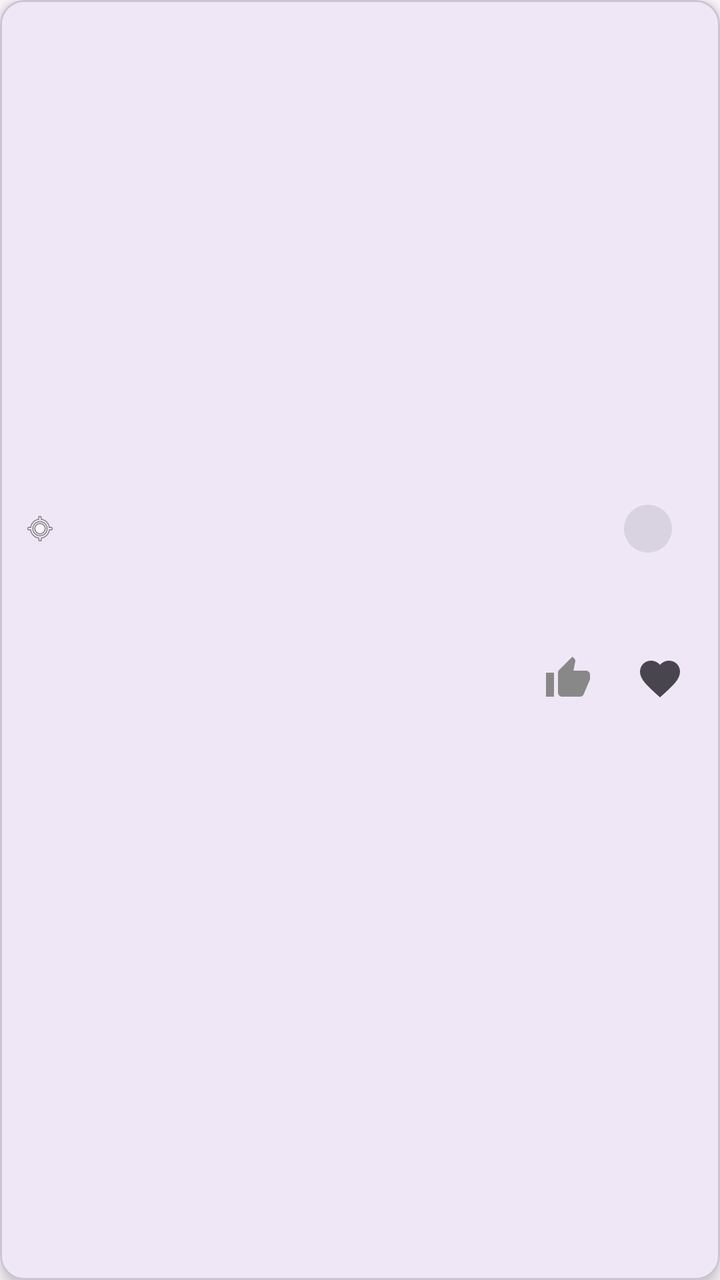
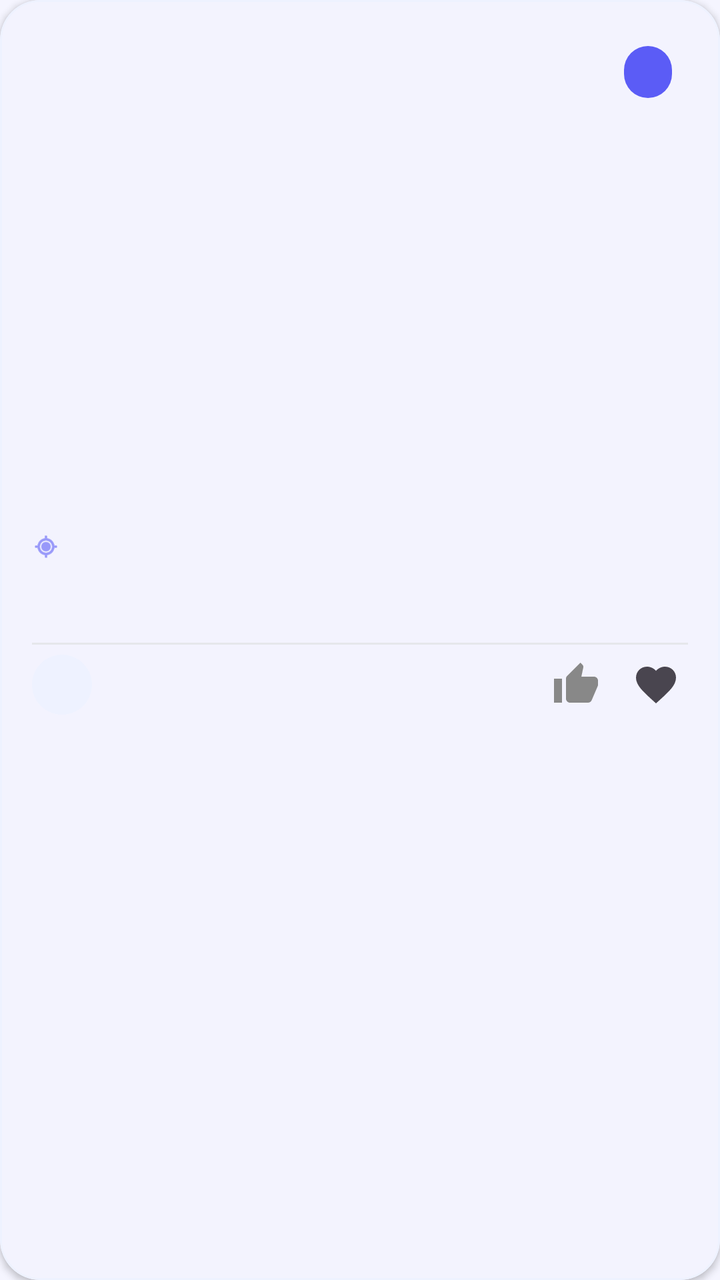

Two renders of the same Android screen: before a commit and after it. Below are the layout's source before the change and the commit's diff.
<!-- AndroidManifest.xml: application theme Theme.Traveling -->
<!-- res/layout/item_photo.xml -->
<?xml version="1.0" encoding="utf-8"?>
<com.google.android.material.card.MaterialCardView xmlns:android="http://schemas.android.com/apk/res/android"
    xmlns:app="http://schemas.android.com/apk/res-auto"
    android:layout_width="match_parent"
    android:layout_height="wrap_content"
    android:layout_margin="8dp"
    app:cardCornerRadius="12dp"
    app:cardElevation="4dp">

    <LinearLayout
        android:layout_width="match_parent"
        android:layout_height="wrap_content"
        android:orientation="vertical">

        
        <ImageView
            android:id="@+id/photo_image"
            android:layout_width="match_parent"
            android:layout_height="200dp"
            android:scaleType="centerCrop"
            android:contentDescription="Photo de voyage" />

        <LinearLayout
            android:layout_width="match_parent"
            android:layout_height="wrap_content"
            android:orientation="vertical"
            android:padding="12dp">

            
            <TextView
                android:id="@+id/photo_title"
                android:layout_width="match_parent"
                android:layout_height="wrap_content"
                android:textSize="18sp"
                android:textStyle="bold"
                android:textColor="@android:color/black" />

            
            <LinearLayout
                android:layout_width="match_parent"
                android:layout_height="wrap_content"
                android:orientation="horizontal"
                android:layout_marginTop="4dp"
                android:gravity="center_vertical">

                <ImageView
                    android:layout_width="16dp"
                    android:layout_height="16dp"
                    android:src="@android:drawable/ic_menu_mylocation"
                    android:contentDescription="Lieu" />

                <TextView
                    android:id="@+id/photo_location"
                    android:layout_width="0dp"
                    android:layout_height="wrap_content"
                    android:layout_weight="1"
                    android:layout_marginStart="4dp"
                    android:textSize="14sp"
                    android:textColor="@android:color/darker_gray" />

                <com.google.android.material.chip.Chip
                    android:id="@+id/photo_type_chip"
                    android:layout_width="wrap_content"
                    android:layout_height="wrap_content"
                    style="@style/Widget.MaterialComponents.Chip.Action"
                    app:chipMinHeight="24dp"
                    android:textSize="11sp" />

            </LinearLayout>

            
            <TextView
                android:id="@+id/photo_description"
                android:layout_width="match_parent"
                android:layout_height="wrap_content"
                android:layout_marginTop="6dp"
                android:textSize="14sp"
                android:maxLines="2"
                android:ellipsize="end"
                android:textColor="#555555" />

            
            <LinearLayout
                android:layout_width="match_parent"
                android:layout_height="wrap_content"
                android:orientation="horizontal"
                android:layout_marginTop="8dp"
                android:gravity="center_vertical">

                <TextView
                    android:id="@+id/photo_author"
                    android:layout_width="0dp"
                    android:layout_height="wrap_content"
                    android:layout_weight="1"
                    android:textSize="12sp"
                    android:textColor="@color/colorPrimary" />

                <TextView
                    android:id="@+id/photo_date"
                    android:layout_width="wrap_content"
                    android:layout_height="wrap_content"
                    android:textSize="12sp"
                    android:textColor="@android:color/darker_gray"
                    android:layout_marginEnd="12dp" />

                <ImageButton
                    android:id="@+id/btn_like_photo"
                    android:layout_width="36dp"
                    android:layout_height="36dp"
                    android:background="?attr/selectableItemBackgroundBorderless"
                    android:src="@drawable/ic_thumb_up"
                    android:contentDescription="Like"
                    android:scaleType="centerInside" />

                <TextView
                    android:id="@+id/photo_like_count"
                    android:layout_width="wrap_content"
                    android:layout_height="wrap_content"
                    android:layout_marginStart="2dp"
                    android:textSize="13sp"
                    android:textColor="@android:color/darker_gray" />

                <ImageButton
                    android:id="@+id/btn_favorite_photo"
                    android:layout_width="36dp"
                    android:layout_height="36dp"
                    android:layout_marginStart="8dp"
                    android:background="?attr/selectableItemBackgroundBorderless"
                    android:src="@drawable/ic_favorite"
                    android:contentDescription="Favori"
                    android:scaleType="centerInside" />

            </LinearLayout>

        </LinearLayout>

    </LinearLayout>

</com.google.android.material.card.MaterialCardView>
<!-- resources referenced by this layout -->
<resources>
  <color name="colorPrimary">#FF1E88E5</color>
  <!-- drawable ic_favorite (drawable) -->
  <?xml version="1.0" encoding="utf-8"?>
  <vector xmlns:android="http://schemas.android.com/apk/res/android"
      android:width="24dp"
      android:height="24dp"
      android:viewportWidth="24"
      android:viewportHeight="24"
      android:tint="?attr/colorControlNormal">
      <path
          android:fillColor="@android:color/white"
          android:pathData="M12,21.35l-1.45,-1.32C5.4,15.36 2,12.28 2,8.5 2,5.42 4.42,3 7.5,3c1.74,0 3.41,0.81 4.5,2.09C13.09,3.81 14.76,3 16.5,3 19.58,3 22,5.42 22,8.5c0,3.78 -3.4,6.86 -8.55,11.54L12,21.35z" />
  </vector>
  <!-- drawable ic_thumb_up (drawable) -->
  <?xml version="1.0" encoding="utf-8"?>
  <vector xmlns:android="http://schemas.android.com/apk/res/android"
      android:width="24dp"
      android:height="24dp"
      android:viewportWidth="24"
      android:viewportHeight="24">
      <path
          android:fillColor="#888888"
          android:pathData="M1,21h4V9H1v12zm22-11c0-1.1-0.9-2-2-2h-6.31l0.95-4.57 0.03-0.32c0-0.41-0.17-0.79-0.44-1.06L14.17,1 7.59,7.59C7.22,7.95 7,8.45 7,9v10c0,1.1 0.9,2 2,2h9c0.83,0 1.54-0.5 1.84-1.22l3.02-7.05C22.95,12.5 23,12.26 23,12z" />
  </vector>
  <style name="Theme.Traveling" parent="Base.Theme.Traveling" />
  <style name="Base.Theme.Traveling" parent="Theme.Material3.DayNight.NoActionBar">
          
          
      </style>
</resources>

<!-- the commit's change to res/layout/item_photo.xml (unified diff, before → after) -->
@@ -3,9 +3,13 @@
     xmlns:app="http://schemas.android.com/apk/res-auto"
     android:layout_width="match_parent"
     android:layout_height="wrap_content"
-    android:layout_margin="8dp"
-    app:cardCornerRadius="12dp"
-    app:cardElevation="4dp">
+    android:layout_marginHorizontal="12dp"
+    android:layout_marginVertical="8dp"
+    app:cardCornerRadius="20dp"
+    app:cardElevation="2dp"
+    app:strokeWidth="1dp"
+    app:strokeColor="@color/colorPrimaryLight"
+    app:cardBackgroundColor="@color/colorSurface">
 
     <LinearLayout
         android:layout_width="match_parent"
@@ -13,58 +17,71 @@
         android:orientation="vertical">
 
         
-        <ImageView
-            android:id="@+id/photo_image"
+        <FrameLayout
             android:layout_width="match_parent"
-            android:layout_height="200dp"
-            android:scaleType="centerCrop"
-            android:contentDescription="Photo de voyage" />
+            android:layout_height="220dp">
+
+            <ImageView
+                android:id="@+id/photo_image"
+                android:layout_width="match_parent"
+                android:layout_height="match_parent"
+                android:scaleType="centerCrop"
+                android:contentDescription="Photo de voyage" />
+
+            
+            <com.google.android.material.chip.Chip
+                android:id="@+id/photo_type_chip"
+                android:layout_width="wrap_content"
+                android:layout_height="wrap_content"
+                android:layout_gravity="top|end"
+                android:layout_margin="12dp"
+                style="@style/Widget.MaterialComponents.Chip.Action"
+                app:chipBackgroundColor="@color/colorPrimary"
+                android:textColor="@android:color/white"
+                android:textSize="11sp"
+                app:chipMinHeight="26dp" />
+
+        </FrameLayout>
 
         <LinearLayout
             android:layout_width="match_parent"
             android:layout_height="wrap_content"
             android:orientation="vertical"
-            android:padding="12dp">
+            android:padding="16dp">
 
             
             <TextView
                 android:id="@+id/photo_title"
                 android:layout_width="match_parent"
                 android:layout_height="wrap_content"
-                android:textSize="18sp"
+                android:textSize="17sp"
                 android:textStyle="bold"
-                android:textColor="@android:color/black" />
+                android:textColor="@color/colorTextPrimary"
+                android:letterSpacing="-0.01" />
 
             
             <LinearLayout
                 android:layout_width="match_parent"
                 android:layout_height="wrap_content"
                 android:orientation="horizontal"
-                android:layout_marginTop="4dp"
+                android:layout_marginTop="6dp"
                 android:gravity="center_vertical">
 
                 <ImageView
-                    android:layout_width="16dp"
-                    android:layout_height="16dp"
+                    android:layout_width="14dp"
+                    android:layout_height="14dp"
                     android:src="@android:drawable/ic_menu_mylocation"
-                    android:contentDescription="Lieu" />
+                    app:tint="@color/colorPrimary"
+                    android:contentDescription="@null" />
 
                 <TextView
                     android:id="@+id/photo_location"
                     android:layout_width="0dp"
                     android:layout_height="wrap_content"
                     android:layout_weight="1"
-                    android:layout_marginStart="4dp"
-                    android:textSize="14sp"
-                    android:textColor="@android:color/darker_gray" />
-
-                <com.google.android.material.chip.Chip
-                    android:id="@+id/photo_type_chip"
-                    android:layout_width="wrap_content"
-                    android:layout_height="wrap_content"
-                    style="@style/Widget.MaterialComponents.Chip.Action"
-                    app:chipMinHeight="24dp"
-                    android:textSize="11sp" />
+                    android:layout_marginStart="6dp"
+                    android:textSize="13sp"
+                    android:textColor="@color/colorTextSecondary" />
 
             </LinearLayout>
 
@@ -73,40 +90,60 @@
                 android:id="@+id/photo_description"
                 android:layout_width="match_parent"
                 android:layout_height="wrap_content"
-                android:layout_marginTop="6dp"
+                android:layout_marginTop="8dp"
                 android:textSize="14sp"
+                android:lineSpacingMultiplier="1.4"
                 android:maxLines="2"
                 android:ellipsize="end"
-                android:textColor="#555555" />
+                android:textColor="@color/colorTextSecondary" />
+
+            
+            <View
+                android:layout_width="match_parent"
+                android:layout_height="1dp"
+                android:layout_marginTop="12dp"
+                android:layout_marginBottom="4dp"
+                android:background="@color/colorDivider" />
 
             
             <LinearLayout
                 android:layout_width="match_parent"
                 android:layout_height="wrap_content"
                 android:orientation="horizontal"
-                android:layout_marginTop="8dp"
                 android:gravity="center_vertical">
+
+                
+                <TextView
+                    android:layout_width="30dp"
+                    android:layout_height="30dp"
+                    android:gravity="center"
+                    android:textSize="11sp"
+                    android:textColor="@color/colorPrimary"
+                    android:textStyle="bold"
+                    android:background="@drawable/bg_icon_circle" />
 
                 <TextView
                     android:id="@+id/photo_author"
                     android:layout_width="0dp"
                     android:layout_height="wrap_content"
                     android:layout_weight="1"
+                    android:layout_marginStart="8dp"
                     android:textSize="12sp"
+                    android:textStyle="bold"
                     android:textColor="@color/colorPrimary" />
 
                 <TextView
                     android:id="@+id/photo_date"
                     android:layout_width="wrap_content"
                     android:layout_height="wrap_content"
-                    android:textSize="12sp"
-                    android:textColor="@android:color/darker_gray"
-                    android:layout_marginEnd="12dp" />
+                    android:textSize="11sp"
+                    android:textColor="@color/colorTextHint"
+                    android:layout_marginEnd="8dp" />
 
                 <ImageButton
                     android:id="@+id/btn_like_photo"
-                    android:layout_width="36dp"
-                    android:layout_height="36dp"
+                    android:layout_width="32dp"
+                    android:layout_height="32dp"
                     android:background="?attr/selectableItemBackgroundBorderless"
                     android:src="@drawable/ic_thumb_up"
                     android:contentDescription="Like"
@@ -118,13 +155,13 @@
                     android:layout_height="wrap_content"
                     android:layout_marginStart="2dp"
                     android:textSize="13sp"
-                    android:textColor="@android:color/darker_gray" />
+                    android:textColor="@color/colorTextSecondary" />
 
                 <ImageButton
                     android:id="@+id/btn_favorite_photo"
-                    android:layout_width="36dp"
-                    android:layout_height="36dp"
-                    android:layout_marginStart="8dp"
+                    android:layout_width="32dp"
+                    android:layout_height="32dp"
+                    android:layout_marginStart="6dp"
                     android:background="?attr/selectableItemBackgroundBorderless"
                     android:src="@drawable/ic_favorite"
                     android:contentDescription="Favori"
<!-- resource entries referenced after the edit -->
@@ -1,6 +1,18 @@
 <!-- resources referenced by this layout -->
 <resources>
-  <color name="colorPrimary">#FF1E88E5</color>
+  <color name="colorDivider">#E5E7EB</color>
+  <color name="colorPrimary">#5B5CF6</color>
+  <color name="colorPrimaryLight">#EEF2FF</color>
+  <color name="colorSurface">#FFFFFF</color>
+  <color name="colorTextHint">#9CA3AF</color>
+  <color name="colorTextPrimary">#1E1B4B</color>
+  <color name="colorTextSecondary">#6B7280</color>
+  <!-- drawable bg_icon_circle (drawable) -->
+  <?xml version="1.0" encoding="utf-8"?>
+  <shape xmlns:android="http://schemas.android.com/apk/res/android"
+      android:shape="oval">
+      <solid android:color="@color/colorPrimaryLight" />
+  </shape>
   <!-- drawable ic_favorite (drawable) -->
   <?xml version="1.0" encoding="utf-8"?>
   <vector xmlns:android="http://schemas.android.com/apk/res/android"
@@ -26,8 +38,29 @@
   </vector>
   <style name="Theme.Traveling" parent="Base.Theme.Traveling" />
   <style name="Base.Theme.Traveling" parent="Theme.Material3.DayNight.NoActionBar">
-          
-          
+          <item name="colorPrimary">@color/colorPrimary</item>
+          <item name="colorOnPrimary">@color/white</item>
+          <item name="colorPrimaryContainer">@color/colorPrimaryLight</item>
+          <item name="colorOnPrimaryContainer">@color/colorPrimaryDark</item>
+          <item name="colorSecondary">@color/colorSecondary</item>
+          <item name="colorOnSecondary">@color/white</item>
+          <item name="colorSecondaryContainer">@color/colorAccentLight</item>
+          <item name="colorOnSecondaryContainer">@color/colorAccentDark</item>
+          <item name="android:colorBackground">@color/colorBackground</item>
+          <item name="colorSurface">@color/colorSurface</item>
+          <item name="colorOnSurface">@color/colorTextPrimary</item>
+          <item name="colorOnSurfaceVariant">@color/colorTextSecondary</item>
+          <item name="colorError">@color/colorError</item>
+          <item name="colorOutline">@color/colorDivider</item>
+          <item name="android:statusBarColor">@color/colorPrimaryDark</item>
+          <item name="android:navigationBarColor">@color/colorSurface</item>
       </style>
+  <color name="white">#FFFFFFFF</color>
+  <color name="colorPrimaryDark">#4338CA</color>
+  <color name="colorSecondary">#F59E0B</color>
+  <color name="colorAccentLight">#FEF3C7</color>
+  <color name="colorAccentDark">#D97706</color>
+  <color name="colorBackground">#F5F5FF</color>
+  <color name="colorError">#EF4444</color>
 </resources>
 
